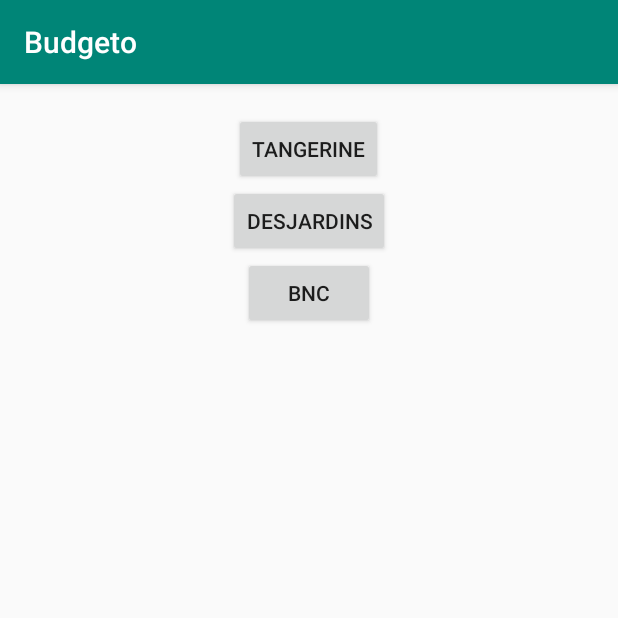
After one commit to ericmatte/Budgeto, an Android app: the fragment BanksFragment shown on its own in the app's theme, on a phone screen of 412 x 824 dp, the top half of it. The commit adds this screen. Run offline under Robolectric (Android 15) with nearby library versions, the phone set to English and light mode, and no system bars; 1 statement that could not run was skipped.

Commit message:
Empty working tabbed shell.

```diff
--- /dev/null
+++ b/app/Budgeto/app/src/main/java/com/endless/budgeto/BanksFragment.java
@@ -0,0 +1,44 @@
+package com.endless.budgeto;
+
+import android.os.Bundle;
+import android.support.v4.app.Fragment;
+import android.view.LayoutInflater;
+import android.view.View;
+import android.view.ViewGroup;
+import android.widget.TextView;
+
+/**
+ * Created by Eric on 2016-09-19.
+ */
+public class BanksFragment extends Fragment {
+    /**
+     * The fragment argument representing the section number for this
+     * fragment.
+     */
+    private static final String ARG_SECTION_NUMBER = "BANKS SETUP";
+
+    /**
+     * Returns a new instance of this fragment for the given section
+     * number.
+     */
+    public static BanksFragment newInstance() {
+        int sectionNumber = 2;
+        BanksFragment fragment = new BanksFragment();
+        Bundle args = new Bundle();
+        args.putInt(ARG_SECTION_NUMBER, sectionNumber);
+        fragment.setArguments(args);
+        return fragment;
+    }
+
+    public BanksFragment() {
+    }
+
+    @Override
+    public View onCreateView(LayoutInflater inflater, ViewGroup container,
+                             Bundle savedInstanceState) {
+        View rootView = inflater.inflate(R.layout.fragment_banks, container, false);
+        TextView textView = (TextView) rootView.findViewById(R.id.section_label);
+        textView.setText(getString(R.string.section_format, getArguments().getInt(ARG_SECTION_NUMBER)));
+        return rootView;
+    }
+}
--- /dev/null
+++ b/app/Budgeto/app/src/main/res/layout/fragment_banks.xml
@@ -0,0 +1,40 @@
+<RelativeLayout xmlns:android="http://schemas.android.com/apk/res/android"
+    xmlns:tools="http://schemas.android.com/tools"
+    android:layout_width="match_parent"
+    android:layout_height="match_parent"
+    android:paddingLeft="@dimen/activity_horizontal_margin"
+    android:paddingRight="@dimen/activity_horizontal_margin"
+    android:paddingTop="@dimen/activity_vertical_margin"
+    android:paddingBottom="@dimen/activity_vertical_margin"
+    tools:context="com.endless.budgeto.SetupActivity$PlaceholderFragment">
+
+    <TextView
+        android:id="@+id/section_label"
+        android:layout_width="wrap_content"
+        android:layout_height="wrap_content" />
+
+    <Button
+        android:layout_width="wrap_content"
+        android:layout_height="wrap_content"
+        android:text="Tangerine"
+        android:id="@+id/button"
+        android:layout_below="@+id/section_label"
+        android:layout_centerHorizontal="true" />
+
+    <Button
+        android:layout_width="wrap_content"
+        android:layout_height="wrap_content"
+        android:text="Desjardins"
+        android:id="@+id/button2"
+        android:layout_below="@+id/button"
+        android:layout_centerHorizontal="true" />
+
+    <Button
+        android:layout_width="wrap_content"
+        android:layout_height="wrap_content"
+        android:text="BNC"
+        android:id="@+id/button3"
+        android:layout_below="@+id/button2"
+        android:layout_centerHorizontal="true" />
+
+</RelativeLayout>
--- a/app/Budgeto/app/src/main/res/values-v21/styles.xml
+++ b/app/Budgeto/app/src/main/res/values-v21/styles.xml
@@ -1,4 +1,5 @@
 <resources>
+
     <style name="AppTheme.NoActionBar">
         <item name="windowActionBar">false</item>
         <item name="windowNoTitle">true</item>
--- a/app/Budgeto/app/src/main/res/values/dimens.xml
+++ b/app/Budgeto/app/src/main/res/values/dimens.xml
@@ -3,4 +3,5 @@
     <dimen name="activity_horizontal_margin">0dp</dimen>
     <dimen name="activity_vertical_margin">0dp</dimen>
     <dimen name="fab_margin">16dp</dimen>
+    <dimen name="appbar_padding_top">8dp</dimen>
 </resources>
--- a/app/Budgeto/app/src/main/res/values/strings.xml
+++ b/app/Budgeto/app/src/main/res/values/strings.xml
@@ -17,4 +17,7 @@
 
     <!-- Strings related to main activity -->
     <string name="category">Category</string>
+    <string name="title_activity_setup">SetupActivity</string>
+    <string name="action_settings">Settings</string>
+    <string name="section_format">Hello World from section: %1$d</string>
 </resources>
--- a/app/Budgeto/app/src/main/res/values/styles.xml
+++ b/app/Budgeto/app/src/main/res/values/styles.xml
@@ -7,11 +7,14 @@
         <item name="colorPrimaryDark">@color/colorPrimaryDark</item>
         <item name="colorAccent">@color/colorAccent</item>
     </style>
+
     <style name="AppTheme.NoActionBar">
         <item name="windowActionBar">false</item>
         <item name="windowNoTitle">true</item>
     </style>
+
     <style name="AppTheme.AppBarOverlay" parent="ThemeOverlay.AppCompat.Dark.ActionBar" />
+
     <style name="AppTheme.PopupOverlay" parent="ThemeOverlay.AppCompat.Light" />
 
 </resources>
```
Also changed, not shown: app/Budgeto/app/src/main/AndroidManifest.xml (+15 -6 lines), app/Budgeto/app/src/main/java/com/endless/budgeto/LoginActivity.java (+7 -0 lines), app/Budgeto/app/src/main/java/com/endless/budgeto/SetupActivity.java (added, +183 -0 lines), app/Budgeto/app/src/main/res/layout/activity_login.xml (+10 -0 lines), app/Budgeto/app/src/main/res/layout/activity_setup.xml (added, +44 -0 lines), app/Budgeto/app/src/main/res/layout/fragment_setup.xml (added, +16 -0 lines), app/Budgeto/app/src/main/res/menu/menu_setup.xml (added, +9 -0 lines). Lines whose indentation alone changed are shown as unchanged.
